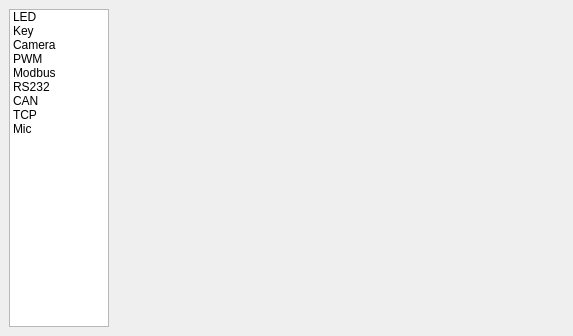
spartajet/QtCrossRemoteDemo, file mianwindow.ui: the form before one commit.
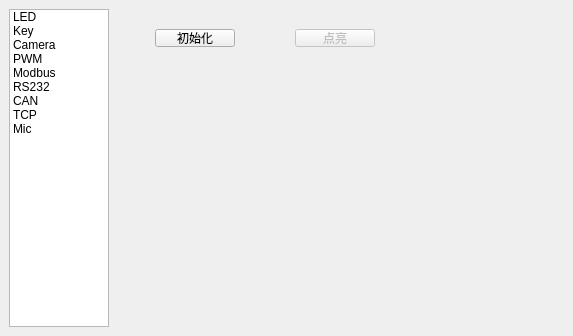
The form after the commit.

What changed in the file:
```diff
--- a/mianwindow.ui
+++ b/mianwindow.ui
@@ -71,7 +71,50 @@
      </widget>
     </item>
     <item>
-     <widget class="QWidget" name="widget" native="true"/>
+     <widget class="QStackedWidget" name="stackedWidget">
+      <property name="currentIndex">
+       <number>0</number>
+      </property>
+      <widget class="QWidget" name="ledPage">
+       <widget class="QPushButton" name="ledControlButton">
+        <property name="enabled">
+         <bool>false</bool>
+        </property>
+        <property name="geometry">
+         <rect>
+          <x>180</x>
+          <y>20</y>
+          <width>80</width>
+          <height>18</height>
+         </rect>
+        </property>
+        <property name="text">
+         <string>点亮</string>
+        </property>
+       </widget>
+       <widget class="QPushButton" name="ledinitialButton">
+        <property name="geometry">
+         <rect>
+          <x>40</x>
+          <y>20</y>
+          <width>80</width>
+          <height>18</height>
+         </rect>
+        </property>
+        <property name="text">
+         <string>初始化</string>
+        </property>
+       </widget>
+      </widget>
+      <widget class="QWidget" name="keyPage"/>
+      <widget class="QWidget" name="cameraPage"/>
+      <widget class="QWidget" name="pwmPage"/>
+      <widget class="QWidget" name="modbusPage"/>
+      <widget class="QWidget" name="rsPage"/>
+      <widget class="QWidget" name="canPage"/>
+      <widget class="QWidget" name="tcpPage"/>
+      <widget class="QWidget" name="micPage"/>
+     </widget>
     </item>
    </layout>
   </widget>
```
Left out of the diff: 45 changed lines with no effect on the pictures.
